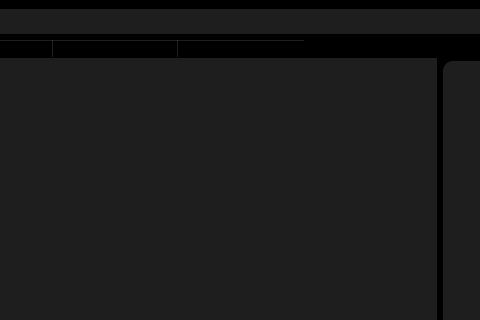
Old version of the form shotgun_UI/shotgunToolUI.ui in the repository rameshbabuvfx/shotgun_tool; both pictures show x 455 to 935 and y 0 to 320 of the 1364 by 799 pixel window.
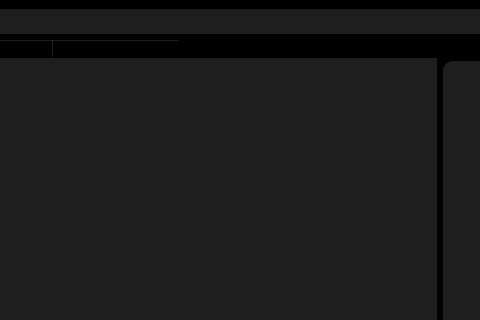
New version of the form. Icons and pictures are not drawn.

Diff of the .ui file:
```diff
--- a/shotgun_UI/shotgunToolUI.ui
+++ b/shotgun_UI/shotgunToolUI.ui
@@ -117,7 +117,7 @@
           <property name="font">
            <font>
             <family>Microsoft Sans Serif</family>
-            <pointsize>10</pointsize>
+            <pointsize>8</pointsize>
             <weight>75</weight>
             <italic>false</italic>
             <bold>true</bold>
@@ -131,9 +131,10 @@
 	selection-background-color: rgb(91, 91, 91);
 	background-color: rgb(30, 30, 30);
 	alternate-background-color: rgb(18, 18, 18);
-	color: rgb(255, 255, 255);
+	color: rgb(198, 202, 208);
 	border-radius:10px;
 }
+
 QScrollBar:horizontal{
 	background-color: white;
 	height: 7px;
@@ -250,11 +251,6 @@
             <string>Status</string>
            </property>
           </column>
-          <column>
-           <property name="text">
-            <string>Descripton</string>
-           </property>
-          </column>
           <column>
            <property name="text">
             <string>Dead Line</string>
@@ -299,11 +295,6 @@
             <string/>
            </property>
           </item>
-          <item row="0" column="5">
-           <property name="text">
-            <string/>
-           </property>
-          </item>
          </widget>
         </item>
         <item>
```
